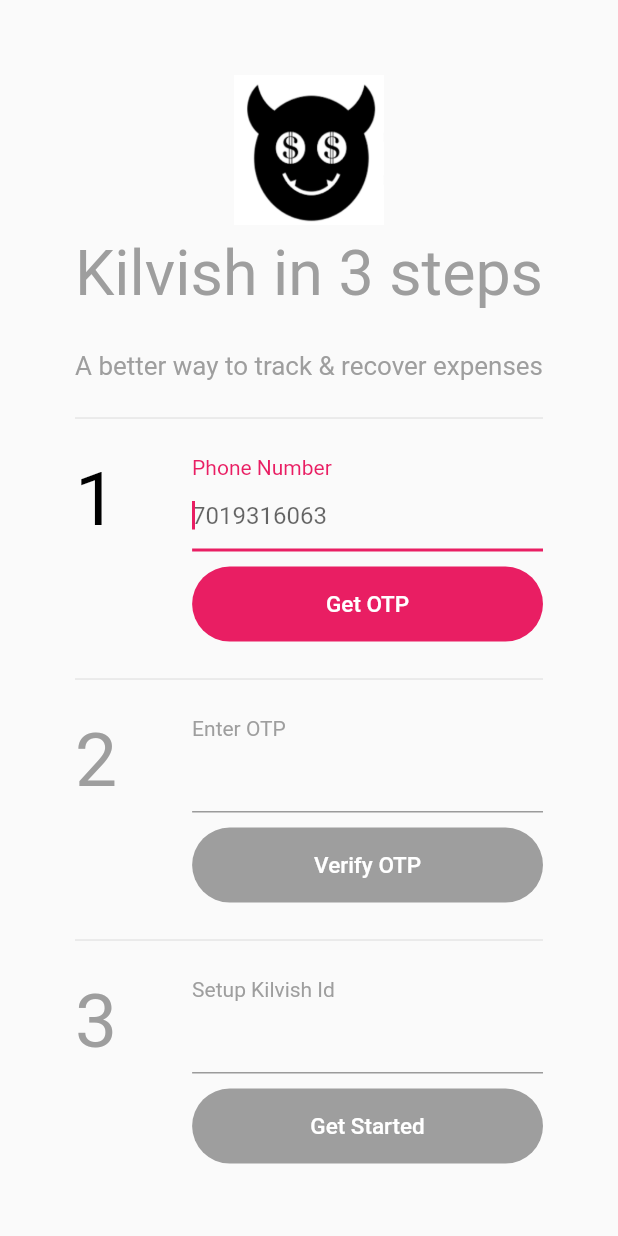
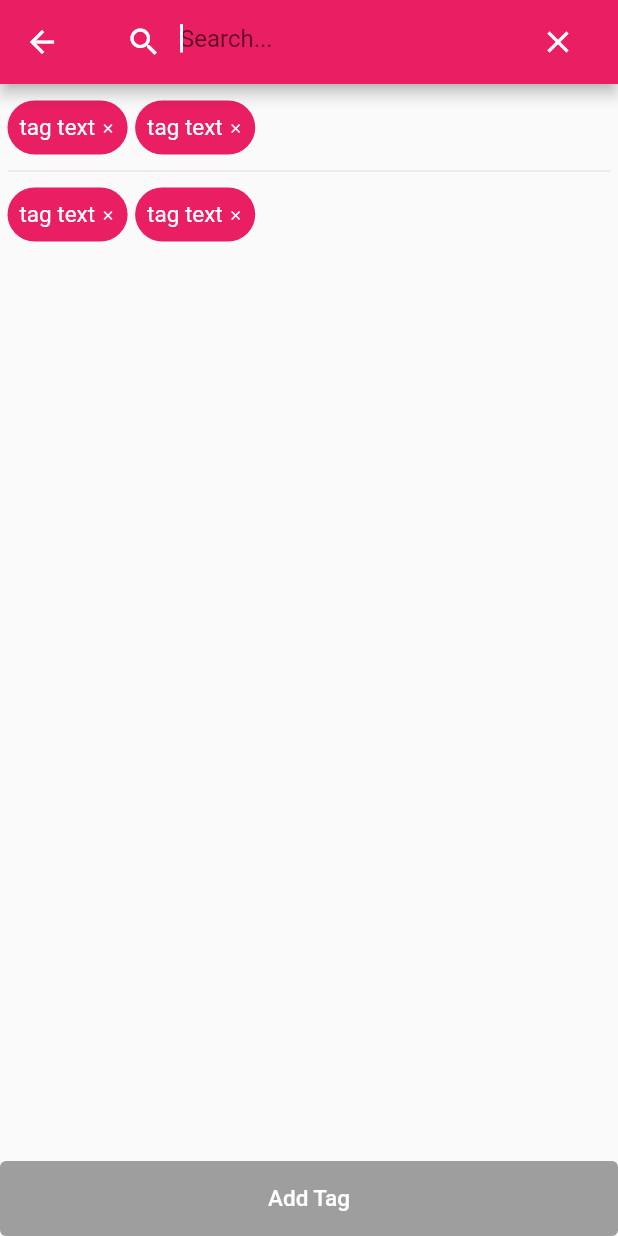
Before and after one commit to tamraj-kilvish/kilvish, a Flutter app: the screen it shows after launch, on a phone screen of 412 x 824 dp. Run offline on Flutter 3.47's test engine with Material 2 defaults, Android fonts, the phone set to English and light mode, and no system bars; our stand-ins replace jiffy.

Commit message:
search input text & tags rendering - first cut

```diff
--- a/lib/common_widgets.dart
+++ b/lib/common_widgets.dart
@@ -9,7 +9,7 @@
   );
 }
 
-Widget appBarSearch(Function()? onPressedAction) {
+Widget appBarSearchIcon(Function()? onPressedAction) {
   return IconButton(
     icon: const Icon(
       Icons.search,
@@ -29,7 +29,7 @@
   );
 }
 
-Widget appBarEdit(Function()? onPressedAction) {
+Widget appBarEditIcon(Function()? onPressedAction) {
   return IconButton(
     icon: const Icon(
       Icons.edit,
@@ -47,13 +47,14 @@
   }
 }
 
-Widget renderMainBottomButton(String text, Function()? onPressed) {
+Widget renderMainBottomButton(String text, Function()? onPressed,
+    [bool status = true]) {
   return Row(children: [
     Expanded(
       child: TextButton(
         onPressed: onPressed,
         style: TextButton.styleFrom(
-            backgroundColor: primaryColor,
+            backgroundColor: status ? primaryColor : inactiveColor,
             minimumSize: const Size.fromHeight(50)),
         child: Text(text,
             style: const TextStyle(color: Colors.white, fontSize: 15)),
--- a/lib/detail_screen.dart
+++ b/lib/detail_screen.dart
@@ -137,8 +137,8 @@
         title: Row(
             children: [renderImageIcon('images/tag.png'), Text(widget.title)]),
         actions: <Widget>[
-          appBarSearch(null),
-          appBarEdit(null),
+          appBarSearchIcon(null),
+          appBarEditIcon(null),
         ],
       ),
       body: CustomScrollView(
--- a/lib/home_screen.dart
+++ b/lib/home_screen.dart
@@ -99,7 +99,7 @@
           leading: appBarMenu(null),
           title: const Text('Kilvish'),
           actions: <Widget>[
-            appBarSearch(null),
+            appBarSearchIcon(null),
             appBarRightMenu(null),
           ],
         ),
--- a/lib/main.dart
+++ b/lib/main.dart
@@ -1,5 +1,7 @@
 import 'package:flutter/material.dart';
+import 'package:kilvish/detail_screen.dart';
 import 'package:kilvish/signup_screen.dart';
+import 'package:kilvish/tags_screen.dart';
 import 'style.dart';
 
 void main() {
@@ -17,7 +19,7 @@
       theme: ThemeData(
         primarySwatch: primaryColor,
       ),
-      home: const SignUpPage(),
+      home: const TagsPage(),
     );
   }
 }
--- /dev/null
+++ b/lib/tags_screen.dart
@@ -0,0 +1,98 @@
+import 'package:flutter/material.dart';
+import 'style.dart';
+import 'common_widgets.dart';
+
+class TagsPage extends StatefulWidget {
+  const TagsPage({Key? key}) : super(key: key);
+
+  @override
+  createState() => _TagsPageState();
+}
+
+class _TagsPageState extends State<TagsPage> {
+  @override
+  void initState() {
+    super.initState();
+  }
+
+  @override
+  void dispose() {
+    super.dispose();
+  }
+
+  @override
+  Widget build(BuildContext context) {
+    return Scaffold(
+      appBar: AppBar(
+        leading: const BackButton(),
+        title: renderSearchTagInput(),
+        actions: null,
+      ),
+      body: Container(
+        margin: const EdgeInsets.all(5.0),
+        child: Column(crossAxisAlignment: CrossAxisAlignment.start, children: [
+          Wrap(
+            direction: Axis.horizontal,
+            crossAxisAlignment: WrapCrossAlignment.start,
+            spacing: 5,
+            runSpacing: 10,
+            children: [renderTag(), renderTag()],
+          ),
+          const Divider(height: 10),
+          Wrap(
+            direction: Axis.horizontal,
+            crossAxisAlignment: WrapCrossAlignment.start,
+            spacing: 5,
+            runSpacing: 10,
+            children: [renderTag(), renderTag()],
+          ),
+        ]),
+      ),
+      bottomNavigationBar: renderMainBottomButton('Add Tag', null, false),
+    );
+  }
+
+  Widget renderSearchTagInput() {
+    return const TextField(
+      decoration: InputDecoration(
+        prefixIcon: Icon(Icons.search, color: Colors.white),
+        suffixIcon: IconButton(
+          icon: Icon(Icons.clear, color: Colors.white),
+          onPressed: null,
+        ),
+        hintText: 'Search...',
+      ),
+      cursorColor: Colors.white,
+      style: TextStyle(color: Colors.white),
+      autofocus: true,
+      showCursor: true,
+    );
+  }
+
+  Widget renderTag() {
+    return TextButton(
+      style: TextButton.styleFrom(
+        backgroundColor: primaryColor,
+        shape: const StadiumBorder(),
+      ),
+      onPressed: null,
+      child: RichText(
+        text: const TextSpan(
+          children: [
+            TextSpan(
+                text: 'tag text ',
+                style: TextStyle(color: Colors.white, fontSize: 15)),
+            WidgetSpan(
+              alignment: PlaceholderAlignment.middle,
+              child: Icon(
+                Icons.clear_rounded,
+                color: Colors.white,
+                size: 10,
+              ),
+            ),
+          ],
+        ),
+      ),
+    );
+  }
+}
```
